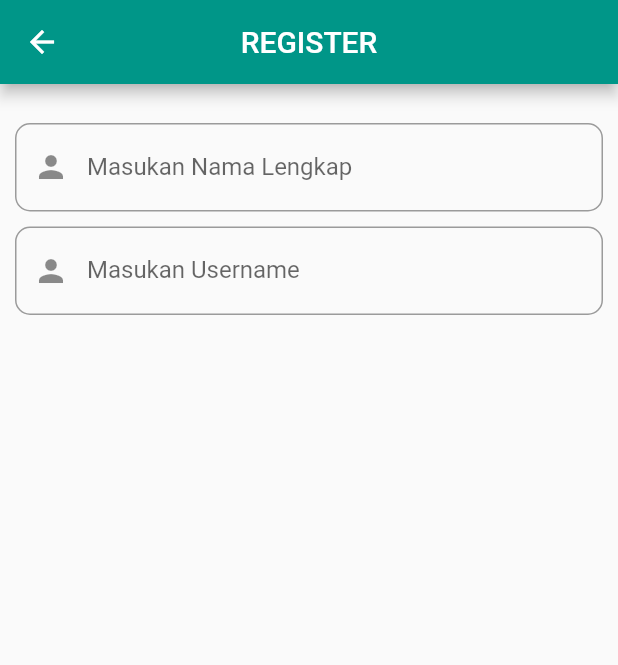
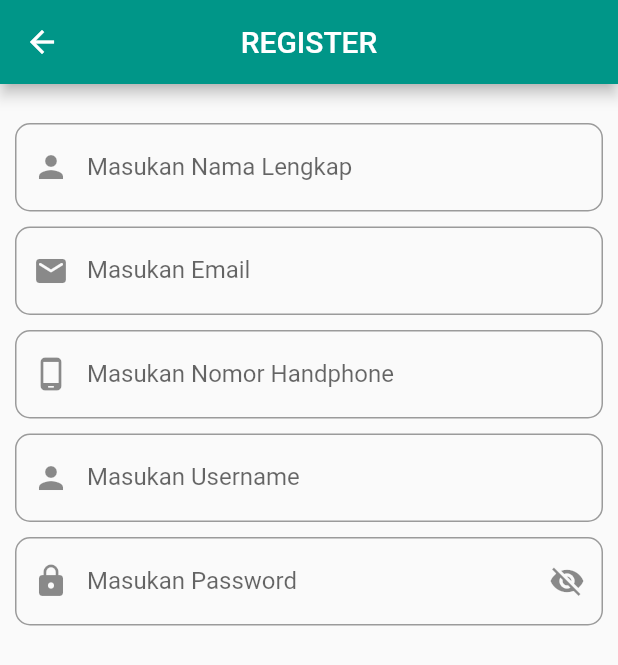
Before and after one commit to imamandrias/tugas13, a Flutter app: the RegisterPage screen opened directly, on a phone screen of 412 x 824 dp. Shown: the top 665 px of the screen. Run offline on Flutter 3.47's test engine with Material 2 defaults, Android fonts, the phone set to English and light mode, and no system bars.

Commit message:
update register

```diff
--- a/mahasiswaku_apps/lib/screen/page_register.dart
+++ b/mahasiswaku_apps/lib/screen/page_register.dart
@@ -9,6 +9,13 @@ class _RegisterPageState extends State<RegisterPage> {
   final _key = new GlobalKey<FormState>();
   int value, umur;
   String nama, email, username, password, nomorhp, alamat;
+  bool _secureText = true;
+
+  showHide() {
+    setState(() {
+      _secureText = !_secureText;
+    });
+  }
 
   @override
   Widget build(BuildContext context) {
@@ -50,6 +57,49 @@ class _RegisterPageState extends State<RegisterPage> {
               child: TextFormField(
                 validator: (value) {
                   if (value.isEmpty) {
+                    return 'Silahkan Masukan Email';
+                  }
+                  return null;
+                },
+                onSaved: (value) => email = value,
+                decoration: InputDecoration(
+                  fillColor: Colors.white,
+                  prefixIcon: Icon(Icons.email_rounded),
+                  hintText: 'Email',
+                  labelText: 'Masukan Email',
+                  border: OutlineInputBorder(
+                    borderRadius: BorderRadius.circular(10.0),
+                  ),
+                ),
+              ),
+            ),
+            Padding(
+              padding: EdgeInsets.all(5.0),
+              child: TextFormField(
+                keyboardType: TextInputType.number,
+                validator: (value) {
+                  if (value.isEmpty) {
+                    return 'Silahkan Nomor Handphone';
+                  }
+                  return null;
+                },
+                onSaved: (value) => nomorhp = value,
+                decoration: InputDecoration(
+                  fillColor: Colors.white,
+                  prefixIcon: Icon(Icons.phone_android_rounded),
+                  hintText: 'Nomor Handphone',
+                  labelText: 'Masukan Nomor Handphone',
+                  border: OutlineInputBorder(
+                    borderRadius: BorderRadius.circular(10.0),
+                  ),
+                ),
+              ),
+            ),
+            Padding(
+              padding: EdgeInsets.all(5.0),
+              child: TextFormField(
+                validator: (value) {
+                  if (value.isEmpty) {
                     return 'Silahkan Masukan Username';
                   }
                   return null;
@@ -66,9 +116,40 @@ class _RegisterPageState extends State<RegisterPage> {
                 ),
               ),
             ),
+            Padding(
+              padding: EdgeInsets.all(5.0),
+              child: TextFormField(
+                validator: validatePassword,
+                onSaved: (value) => password = value,
+                obscureText: _secureText,
+                decoration: InputDecoration(
+                    fillColor: Colors.white,
+                    prefixIcon: Icon(Icons.lock),
+                    hintText: 'Password',
+                    labelText: 'Masukan Password',
+                    suffixIcon: IconButton(
+                      onPressed: showHide,
+                      icon: Icon(_secureText
+                          ? Icons.visibility_off
+                          : Icons.visibility),
+                    ),
+                    border: OutlineInputBorder(
+                      borderRadius: BorderRadius.circular(10.0),
+                    )),
+              ),
+            ),
           ],
         ),
       ),
     );
   }
 }
+
+String validatePassword(String value) {
+  Pattern pattern = r'(?=.*?[A-Z])(?=.*?[a-z])(?=.*?[0-9])(?=.*?[.,?<>!@#\$&*~]).{8,}$';
+  RegExp regex = new RegExp(pattern);
+  if (!regex.hasMatch(value))
+    return 'Min 8 karakter, setidaknya terdiri dari: \n - 1 huruf besar, \n - 1 huruf kecil \n - 1 nomor \n - 1 karakter seperti ( . , ?< > ! @ # & * ~ )';
+  else
+    return null;
+}
```
